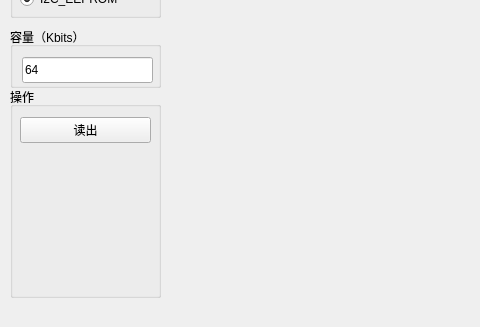
HEYAHONG/SPI_Flasher_Via_STM32, file SOFT/SimpleFlasher/SimpleFlasher/mainwindow.ui: the form before one commit; both pictures show x 0 to 480 and y 206 to 533 of the 832 by 533 pixel window.
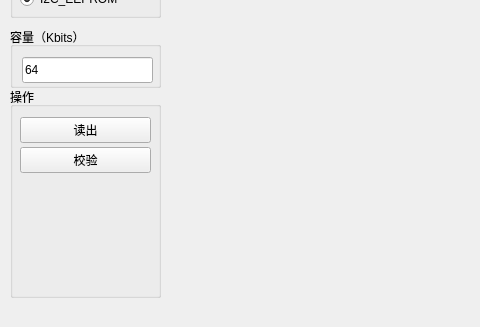
The form after the commit. Custom widgets are drawn as their Qt base class.

Commit message: 添加校验功能

Patch:
```diff
--- a/SOFT/SimpleFlasher/SimpleFlasher/mainwindow.ui
+++ b/SOFT/SimpleFlasher/SimpleFlasher/mainwindow.ui
@@ -153,6 +153,19 @@
       <string>读出</string>
      </property>
     </widget>
+    <widget class="QPushButton" name="pushButton_3">
+     <property name="geometry">
+      <rect>
+       <x>10</x>
+       <y>60</y>
+       <width>131</width>
+       <height>26</height>
+      </rect>
+     </property>
+     <property name="text">
+      <string>校验</string>
+     </property>
+    </widget>
    </widget>
   </widget>
   <widget class="QMenuBar" name="menubar">
```
Left out of the diff: 2 changed lines with no effect on the pictures. The commit also changes 2 other files.
